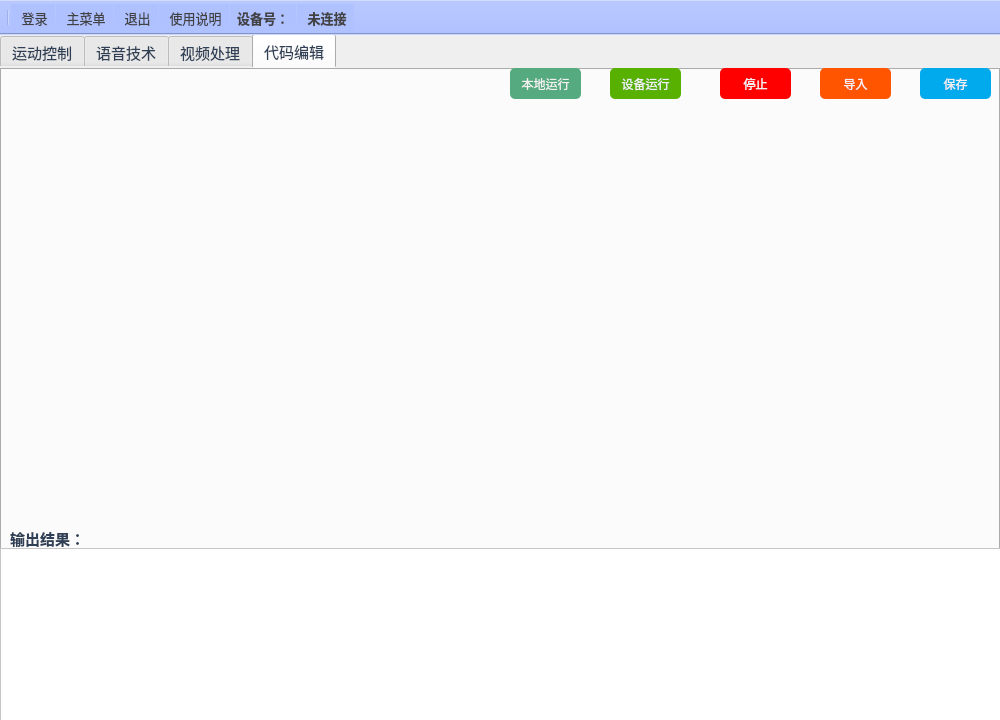
Old version of the form ui/tankWindow.ui in the repository Asan96/Car.
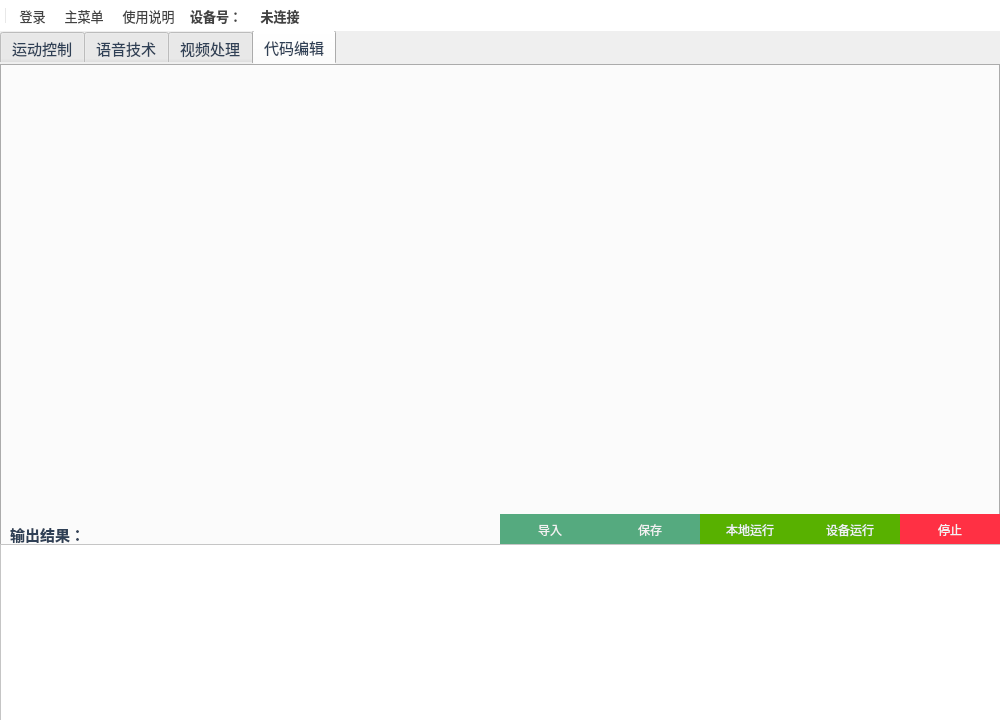
New version of the form.

Commit message: 样式优化

The edit to the form file:
```diff
--- a/ui/tankWindow.ui
+++ b/ui/tankWindow.ui
@@ -812,15 +812,15 @@
      <widget class="QPushButton" name="btnRunLocal">
       <property name="geometry">
        <rect>
-        <x>510</x>
-        <y>0</y>
-        <width>71</width>
+        <x>700</x>
+        <y>450</y>
+        <width>100</width>
         <height>31</height>
        </rect>
       </property>
       <property name="styleSheet">
-       <string notr="true">QPushButton:hover{background-color:rgb(85, 170, 0);color:#F8F8F8} 
-QPushButton{background-color:rgb(85, 170, 127);border-radius:5px;color:#F2F2F2}</string>
+       <string notr="true">QPushButton:hover{background-color:rgb(0, 156, 0);color:#F8F8F8} 
+QPushButton{background-color:rgb(88, 177, 0);color:#F2F2F2;border:0}</string>
       </property>
       <property name="text">
        <string>本地运行</string>
@@ -829,15 +829,15 @@
      <widget class="QPushButton" name="btnRunStop">
       <property name="geometry">
        <rect>
-        <x>720</x>
-        <y>0</y>
-        <width>71</width>
+        <x>900</x>
+        <y>450</y>
+        <width>100</width>
         <height>31</height>
        </rect>
       </property>
       <property name="styleSheet">
-       <string notr="true">QPushButton:hover{background-color:rgb(255, 48, 68);color:#F8F8F8} 
-QPushButton{background-color:rgb(255, 0, 0);border-radius:5px;color:#F2F2F2}</string>
+       <string notr="true">QPushButton:hover{background-color:rgb(255, 0, 0);color:#F8F8F8} 
+QPushButton{background-color:rgb(255, 48, 68);color:#F2F2F2;border:0}</string>
       </property>
       <property name="text">
        <string>停止</string>
@@ -846,15 +846,16 @@
      <widget class="QPushButton" name="btnCodeImport">
       <property name="geometry">
        <rect>
-        <x>820</x>
-        <y>0</y>
-        <width>71</width>
+        <x>500</x>
+        <y>450</y>
+        <width>100</width>
         <height>31</height>
        </rect>
       </property>
       <property name="styleSheet">
-       <string notr="true">QPushButton:hover{background-color:rgb(255, 129, 2);color:#F8F8F8} 
-QPushButton{background-color:rgb(255, 85, 0);border-radius:5px;color:#F2F2F2}</string>
+       <string notr="true">QPushButton:hover{background-color:rgb(85, 170, 0);color:#F8F8F8} 
+QPushButton{background-color:rgb(85, 170, 127);color:#F2F2F2;border:0;}
+</string>
       </property>
       <property name="text">
        <string>导入</string>
@@ -863,15 +864,15 @@
      <widget class="QPushButton" name="btnCodeSave">
       <property name="geometry">
        <rect>
-        <x>920</x>
-        <y>0</y>
-        <width>71</width>
+        <x>600</x>
+        <y>450</y>
+        <width>100</width>
         <height>31</height>
        </rect>
       </property>
       <property name="styleSheet">
-       <string notr="true">QPushButton:hover{background-color:#1E9FFF;color:#F8F8F8} 
-QPushButton{background-color:#01AAED;border-radius:5px;color:#F2F2F2}</string>
+       <string notr="true">QPushButton:hover{background-color:rgb(85, 170, 0);color:#F8F8F8} 
+QPushButton{background-color:rgb(85, 170, 127);color:#F2F2F2;border:0}</string>
       </property>
       <property name="text">
        <string>保存</string>
@@ -880,15 +881,15 @@
      <widget class="QPushButton" name="btnRunDevice">
       <property name="geometry">
        <rect>
-        <x>610</x>
-        <y>0</y>
-        <width>71</width>
+        <x>800</x>
+        <y>450</y>
+        <width>100</width>
         <height>31</height>
        </rect>
       </property>
       <property name="styleSheet">
        <string notr="true">QPushButton:hover{background-color:rgb(0, 156, 0);color:#F8F8F8} 
-QPushButton{background-color:rgb(88, 177, 0);border-radius:5px;color:#F2F2F2}</string>
+QPushButton{background-color:rgb(88, 177, 0);color:#F2F2F2;border:0}</string>
       </property>
       <property name="text">
        <string>设备运行</string>
@@ -919,9 +920,9 @@
       <property name="geometry">
        <rect>
         <x>-10</x>
-        <y>30</y>
+        <y>-10</y>
         <width>1021</width>
-        <height>431</height>
+        <height>471</height>
        </rect>
       </property>
      </widget>
@@ -979,7 +980,7 @@
     <string>toolBar</string>
    </property>
    <property name="styleSheet">
-    <string notr="true">background-color:rgb(175, 193, 255);color:rgb(66, 66, 66);</string>
+    <string notr="true">background-color:rgb(255, 255, 255);color:rgb(66, 66, 66);border-bottom:none;</string>
    </property>
    <property name="movable">
     <bool>false</bool>
@@ -999,7 +1000,6 @@
    <addaction name="separator"/>
    <addaction name="actionLogin"/>
    <addaction name="actionChange"/>
-   <addaction name="actionExit"/>
    <addaction name="actionInfo"/>
    <addaction name="actionText"/>
    <addaction name="actionStatus"/>
```
The commit also changes 2 other files.
